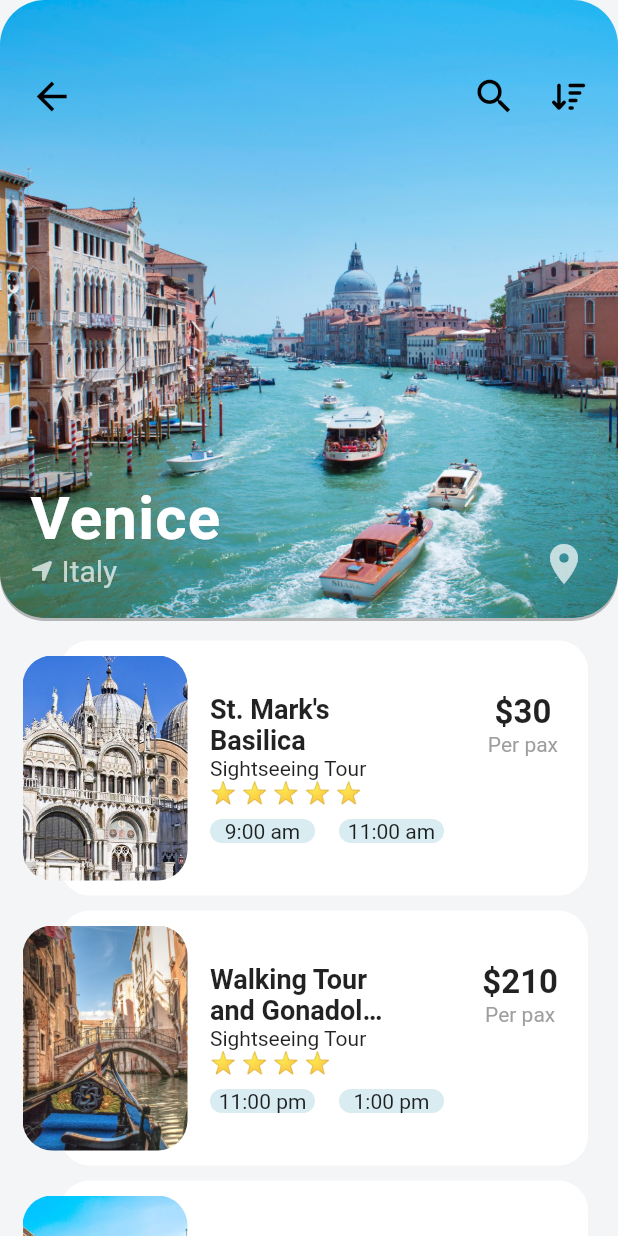
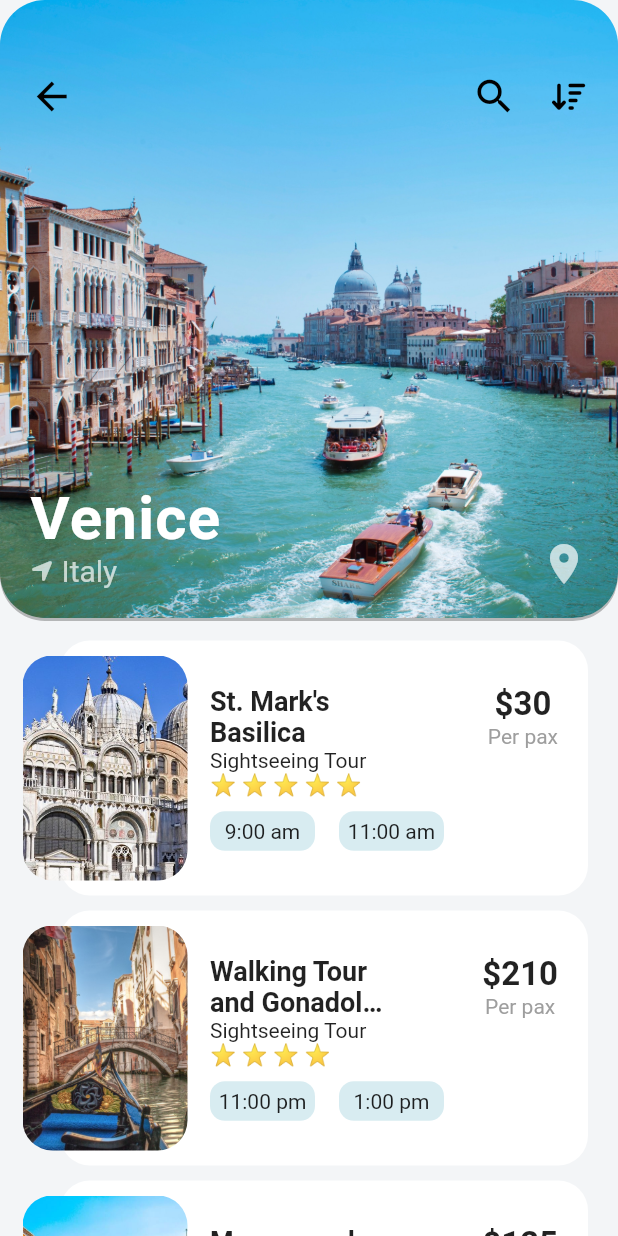
Before and after one commit to ontu001/bd_tour_app, a Flutter app: the screen it shows after launch, after a tap on an icon or button, on a phone screen of 412 x 824 dp. Run offline on Flutter 3.47's test engine with Material 2 defaults, Android fonts, the phone set to English and light mode, and no system bars; our stand-ins replace font_awesome_flutter; network calls fail.

Commit message:
litte padding issue

```diff
--- a/lib/screens/destination_screen.dart
+++ b/lib/screens/destination_screen.dart
@@ -131,7 +131,7 @@ class DestinationScreenState extends State<DestinationScreen> {
           ),
           Expanded(
             child: ListView.builder(
-              padding: EdgeInsets.only(top: 10.0),
+                padding: EdgeInsets.only(top: 10.0),
                 itemCount: widget.destination.activities.length,
                 itemBuilder: (BuildContext context, int index) {
                   Activity activity = widget.destination.activities[index];
@@ -190,6 +190,7 @@ class DestinationScreenState extends State<DestinationScreen> {
                               Row(
                                 children: [
                                   Container(
+                                    padding: EdgeInsets.all(5.2),
                                     width: 70.0,
                                     decoration: BoxDecoration(
                                         color: Theme.of(context)
@@ -202,6 +203,7 @@ class DestinationScreenState extends State<DestinationScreen> {
                                   ),
                                   VerticalDivider(),
                                   Container(
+                                    padding: EdgeInsets.all(5.2),
                                     width: 70.0,
                                     decoration: BoxDecoration(
                                         color: Theme.of(context)
```
